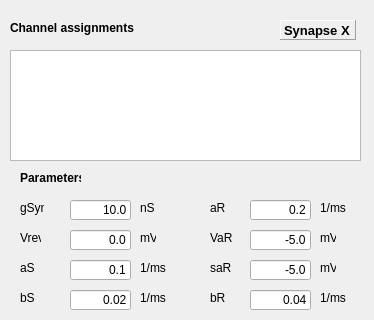
Old version of the form src/gui/AbSynDlg.ui in the repository CompEphys-team/stdpc; both pictures show x 0 to 374 and y 0 to 320 of the 374 by 477 pixel window.
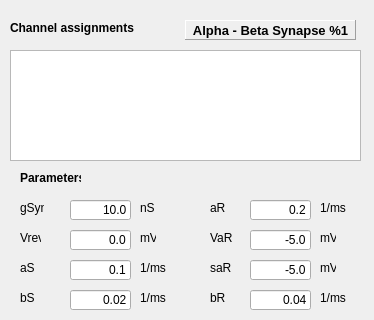
New version of the form. Custom widgets are drawn as their Qt base class.

Commit message: Improved HH/Synapse dialog labels

The edit to the form file:
```diff
--- a/src/gui/AbSynDlg.ui
+++ b/src/gui/AbSynDlg.ui
@@ -41,9 +41,9 @@
    </property>
    <property name="geometry">
     <rect>
-     <x>280</x>
+     <x>185</x>
      <y>20</y>
-     <width>76</width>
+     <width>171</width>
      <height>20</height>
     </rect>
    </property>
@@ -73,7 +73,10 @@
     <number>0</number>
    </property>
    <property name="text">
-    <string>Synapse X</string>
+    <string>Alpha - Beta Synapse %1</string>
+   </property>
+   <property name="alignment">
+    <set>Qt::AlignCenter</set>
    </property>
   </widget>
   <widget class="QLabel" name="gSynL">
```
The commit also changes 11 other files.
